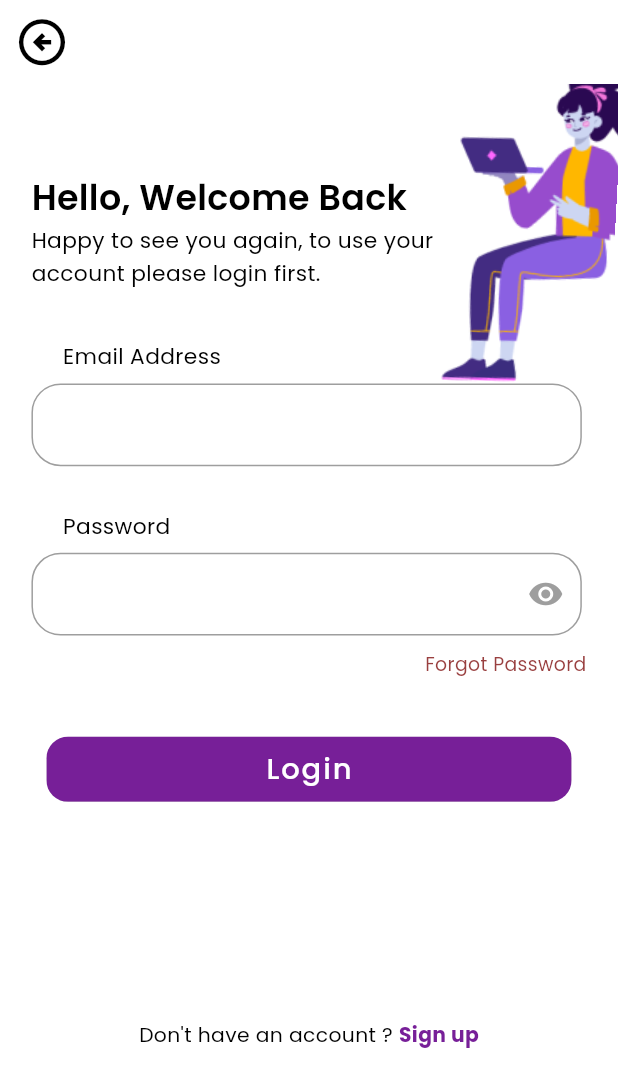
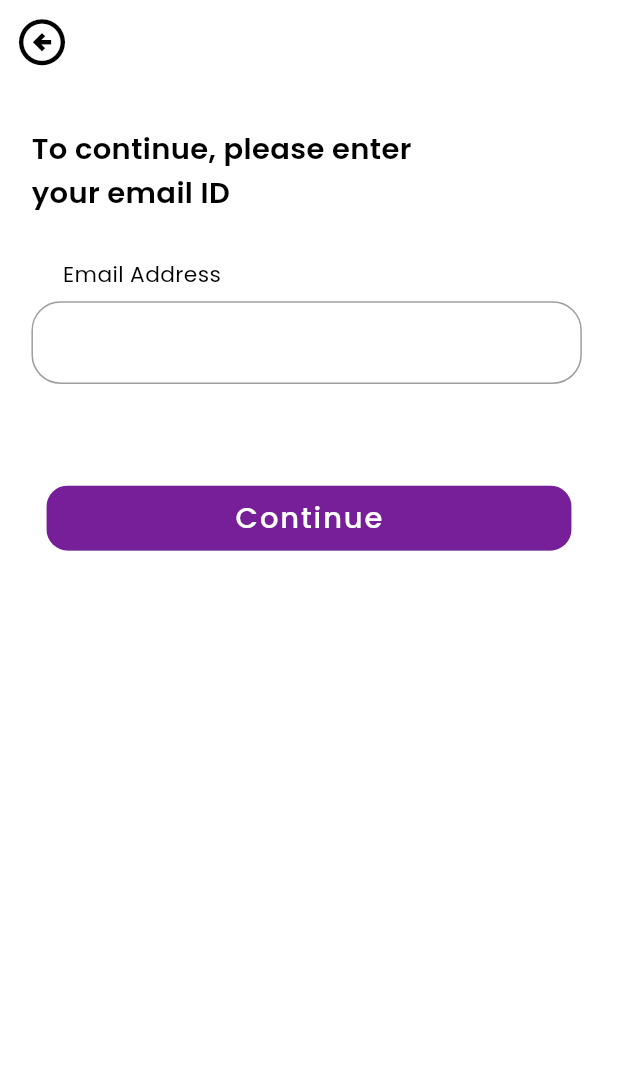
Before and after one commit to aswin-codes/ZenChat, a Flutter app: the Login screen opened by its route, after a tap on "Forgot Password", on a phone screen of 412 x 824 dp. Shown: the top 1087 px of the screen. Run offline on Flutter 3.47's test engine with Material 2 defaults, Android fonts, the phone set to English and light mode, and no system bars; our stand-ins replace flutter_animate, flutter_screenutil, google_fonts, image_picker, otp_text_field, shared_preferences; accounts and stored records are empty.

Commit message:
Forgot Password Frontend
Coded the frontend part of Forgot password. This includes the screen of entering email, entering OTP and finally reset password

```diff
--- a/Frontend/zenchat/lib/screens/login.dart
+++ b/Frontend/zenchat/lib/screens/login.dart
@@ -251,6 +251,7 @@ class _LoginState extends State<Login> {
                         child: GestureDetector(
                           onTap: () {
                             //Need to Navigate to Forgot password screen
+                            Navigator.pushNamed(context, '/otpemail');
                           },
                           child: Text(
                             "Forgot Password",
--- /dev/null
+++ b/Frontend/zenchat/lib/screens/otpemail.dart
@@ -0,0 +1,129 @@
+import 'package:flutter/material.dart';
+import 'package:flutter_screenutil/flutter_screenutil.dart';
+import 'package:google_fonts/google_fonts.dart';
+
+class OTPEmail extends StatelessWidget {
+  const OTPEmail({super.key});
+
+  @override
+  Widget build(BuildContext context) {
+    return Scaffold(
+      backgroundColor: Colors.white,
+      appBar: AppBar(
+        elevation: 0.0,
+        backgroundColor: Colors.white,
+        automaticallyImplyLeading: false,
+        leading: IconButton(
+            onPressed: () {
+              Navigator.pop(context);
+            },
+            icon: const Icon(
+              Icons.arrow_circle_left_outlined,
+              color: Colors.black,
+              size: 37,
+            )),
+      ),
+      body: const Body(),
+    );
+  }
+}
+
+class Body extends StatefulWidget {
+  const Body({super.key});
+
+  @override
+  State<Body> createState() => _BodyState();
+}
+
+class _BodyState extends State<Body> {
+  String email = '';
+
+  @override
+  Widget build(BuildContext context) {
+    return SafeArea(
+        child: Container(
+      padding: EdgeInsets.symmetric(horizontal: 20.w),
+      child: SingleChildScrollView(
+        scrollDirection: Axis.vertical,
+        child: Column(
+          crossAxisAlignment: CrossAxisAlignment.start,
+          children: [
+            SizedBox(
+              height: 30.h,
+            ),
+            SizedBox(
+              width: 270.w,
+              child: Text(
+                "To continue, please enter your email ID",
+                style: GoogleFonts.poppins(
+                    fontSize: 20.sp,
+                    fontWeight: FontWeight.w600,
+                    color: Colors.black),
+              ),
+            ),
+            SizedBox(
+              height: 30.h,
+            ),
+            Padding(
+              padding: EdgeInsets.only(left: 20.w, bottom: 7.h),
+              child: Text(
+                "Email Address",
+                style: GoogleFonts.poppins(
+                    fontSize: 15.sp,
+                    color: Colors.black,
+                    fontWeight: FontWeight.normal),
+              ),
+            ),
+            SizedBox(
+              width: 350.w,
+              height: 57.h,
+              child: TextField(
+                style: TextStyle(color: Colors.black),
+                keyboardType: TextInputType.emailAddress,
+                decoration: InputDecoration(
+                  border: OutlineInputBorder(
+                      borderSide:
+                          const BorderSide(color: Color(0xFF6B6B6B), width: 1),
+                      borderRadius: BorderRadius.all(Radius.circular(20.r))),
+                ),
+                onChanged: (value) {
+                  setState(() {
+                    email = value;
+                  });
+                },
+              ),
+            ),
+            SizedBox(
+              height: 70.h,
+            ),
+            Center(
+              child: ClipRRect(
+                borderRadius: BorderRadius.all(Radius.circular(15.r)),
+                child: SizedBox(
+                  height: 45.h,
+                  width: 334.w,
+                  child: ElevatedButton(
+                      style: ButtonStyle(
+                        backgroundColor:
+                            MaterialStateProperty.all(const Color(0xFF771F98)),
+                      ),
+                      onPressed: () {
+                        //Need to fetch request
+                        Navigator.pushNamed(context, '/otp');
+                      },
+                      child: Text(
+                        "Continue",
+                        style: GoogleFonts.poppins(
+                            fontSize: 20.sp,
+                            color: Colors.white,
+                            fontWeight: FontWeight.w500),
+                      )),
+                ),
+              ),
+            ),
+          ],
+        ),
+      ),
+    ));
+  }
+}
--- a/Frontend/zenchat/pubspec.yaml
+++ b/Frontend/zenchat/pubspec.yaml
@@ -41,6 +41,7 @@ dependencies:
   image_picker:
   http: ^1.0.0
   shared_preferences: ^2.1.2
+  otp_text_field: ^1.1.3
 
 dev_dependencies:
   flutter_test:
```
Also changed, not shown: Frontend/zenchat/lib/main.dart (+7 -1 lines), Frontend/zenchat/lib/screens/otp.dart (added, +139 -0 lines), Frontend/zenchat/lib/screens/resetpassword.dart (added, +193 -0 lines), Frontend/zenchat/pubspec.lock.
